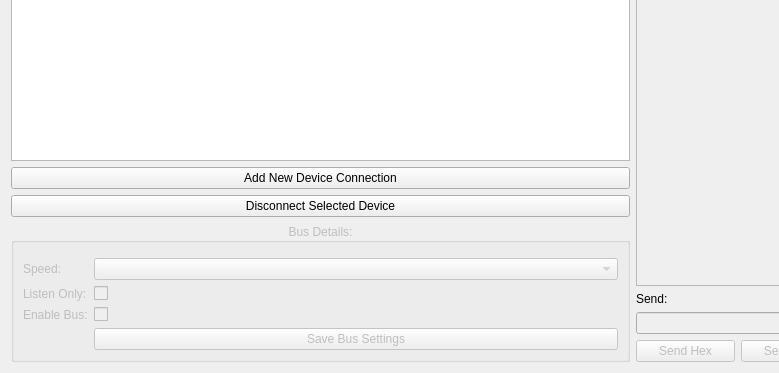
Above: ui/connectionwindow.ui from collin80/SavvyCAN before the change; both pictures show x 0 to 779 and y 292 to 665 of the 956 by 665 pixel window. Below: the same form after it.
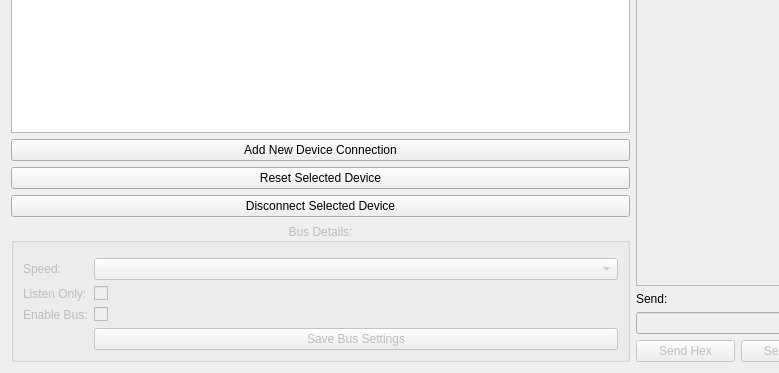
That is the form after the change.

Commit message: Add a reset connection button. Automatically disconnects and reconnects to try to heal a broken connection.

```diff
--- a/ui/connectionwindow.ui
+++ b/ui/connectionwindow.ui
@@ -43,6 +43,13 @@
        </property>
       </widget>
      </item>
+     <item>
+      <widget class="QPushButton" name="btnResetConn">
+       <property name="text">
+        <string>Reset Selected Device</string>
+       </property>
+      </widget>
+     </item>
      <item>
       <widget class="QPushButton" name="btnDisconnect">
        <property name="text">
```
The commit also changes 6 other files.
